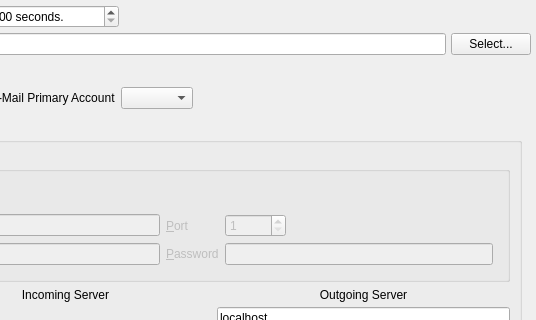
The window that branches/trunk/UI/spot-on-poptastic-retrophone-settings.ui (textbrowser/spot-on) describes before a commit, drawn with Qt 5; both pictures show x 214 to 750 and y 0 to 320 of the 750 by 800 pixel window.
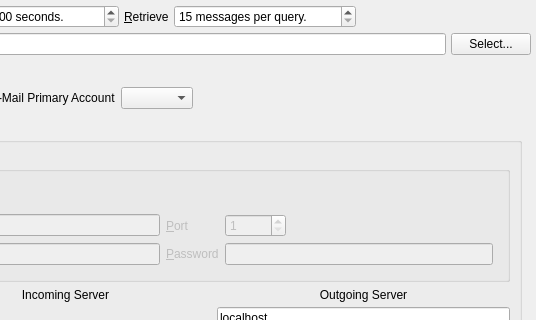
The same window after the commit. Icons and pictures are not drawn.

Diff of the .ui file:
```diff
--- a/branches/trunk/UI/spot-on-poptastic-retrophone-settings.ui
+++ b/branches/trunk/UI/spot-on-poptastic-retrophone-settings.ui
@@ -61,6 +61,29 @@
        </property>
       </widget>
      </item>
+     <item>
+      <widget class="QLabel" name="label_6">
+       <property name="text">
+        <string>&amp;Retrieve</string>
+       </property>
+       <property name="buddy">
+        <cstring>number_of_messages</cstring>
+       </property>
+      </widget>
+     </item>
+     <item>
+      <widget class="QSpinBox" name="number_of_messages">
+       <property name="suffix">
+        <string> messages per query.</string>
+       </property>
+       <property name="minimum">
+        <number>15</number>
+       </property>
+       <property name="maximum">
+        <number>999999999</number>
+       </property>
+      </widget>
+     </item>
      <item>
       <spacer name="horizontalSpacer_5">
        <property name="orientation">
```
Left out of the diff: 1 changed line with no effect on the pictures.
